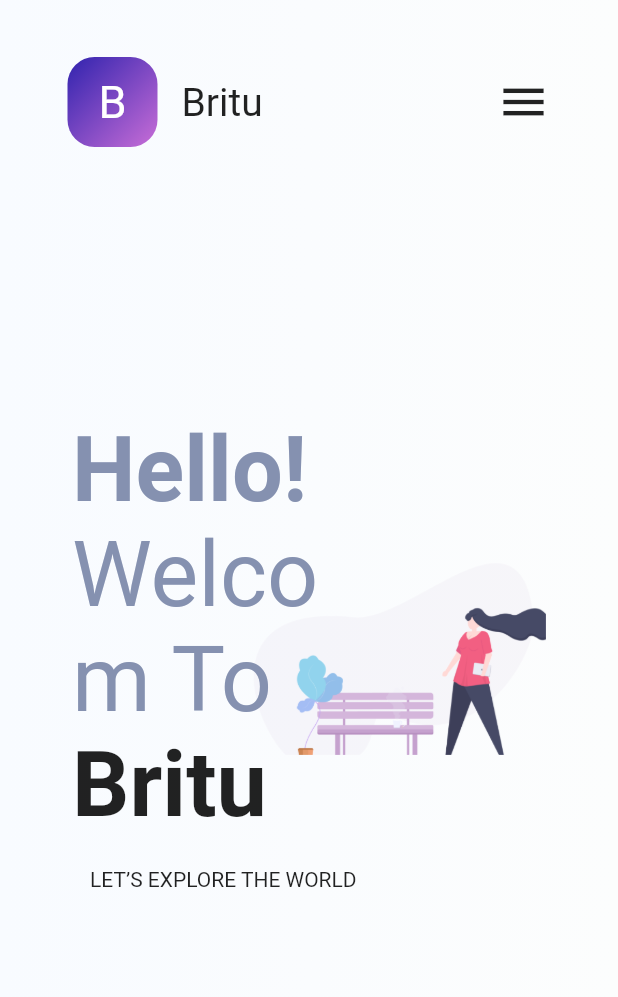
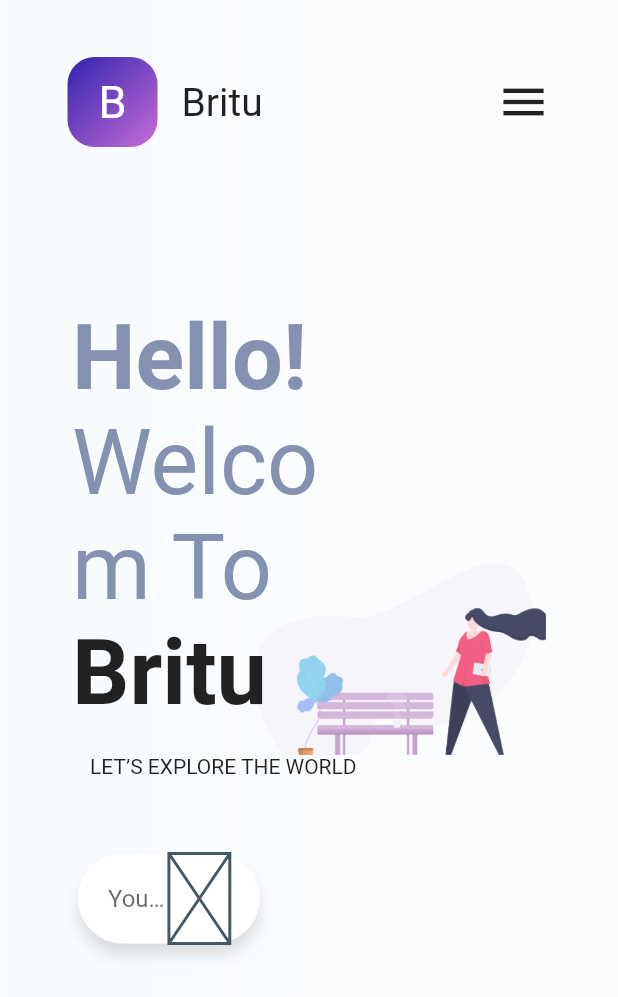
Before and after one commit to tadakun8/Flutter-Web-Landing-Page_clone, a Flutter app: the screen it shows after launch, on a phone screen of 412 x 824 dp. Shown: the top 997 px of the screen. Run offline on Flutter 3.47's test engine with Material 2 defaults, Android fonts, the phone set to English and light mode, and no system bars; Roboto replaces fonts that are missing (Montserrat-Regular).

Commit message:
feat: Add search bar

```diff
--- a/lib/components/body.dart
+++ b/lib/components/body.dart
@@ -1,4 +1,5 @@
 import 'package:flutter/material.dart';
+import 'package:flutter_web_landingpage_clone/components/search.dart';
 
 class Body extends StatelessWidget {
   const Body({Key? key}) : super(key: key);
@@ -63,10 +64,14 @@ class Body extends StatelessWidget {
                     padding: EdgeInsets.only(left: 12.0, top: 20),
                     child: Text("LET’S EXPLORE THE WORLD"),
                   ),
+                  SizedBox(
+                    height: 40,
+                  ),
+                  Search()
                 ],
               ),
             ),
-          )
+          ),
         ],
       ),
     );
--- a/lib/components/search.dart
+++ b/lib/components/search.dart
@@ -5,6 +5,46 @@ class Search extends StatelessWidget {
 
   @override
   Widget build(BuildContext context) {
-    return Container();
+    return Padding(
+      padding: const EdgeInsets.only(
+        left: 4.0,
+        right: 74,
+        top: 10,
+        bottom: 40,
+      ),
+      child: Container(
+        height: 60,
+        decoration: BoxDecoration(
+          color: Colors.white,
+          borderRadius: BorderRadius.circular(30),
+          boxShadow: const [
+            BoxShadow(
+              color: Colors.black12,
+              offset: Offset(0, 8),
+              blurRadius: 8,
+            ),
+          ],
+        ),
+        child: Padding(
+          padding: const EdgeInsets.symmetric(horizontal: 20),
+          child: Row(
+            mainAxisAlignment: MainAxisAlignment.spaceBetween,
+            children: const [
+              Expanded(
+                child: TextField(
+                  decoration: InputDecoration(
+                    border: InputBorder.none,
+                    hintText: 'Your Email Address',
+                  ),
+                ),
+              ),
+              Expanded(
+                child: Placeholder(),
+              )
+            ],
+          ),
+        ),
+      ),
+    );
   }
 }
```
